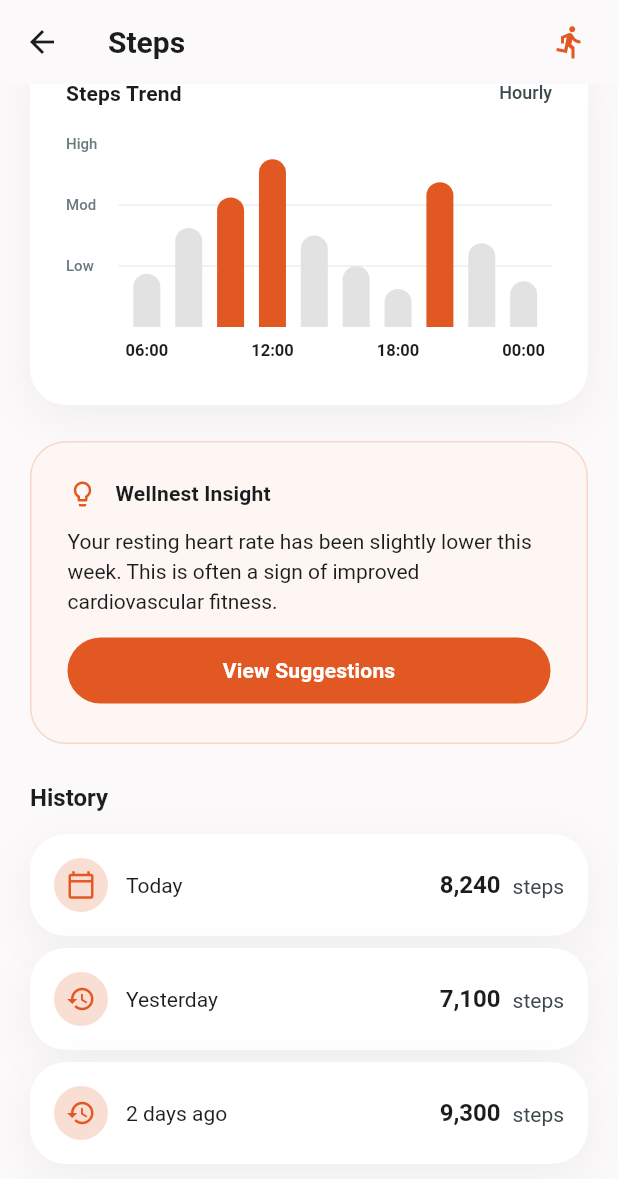
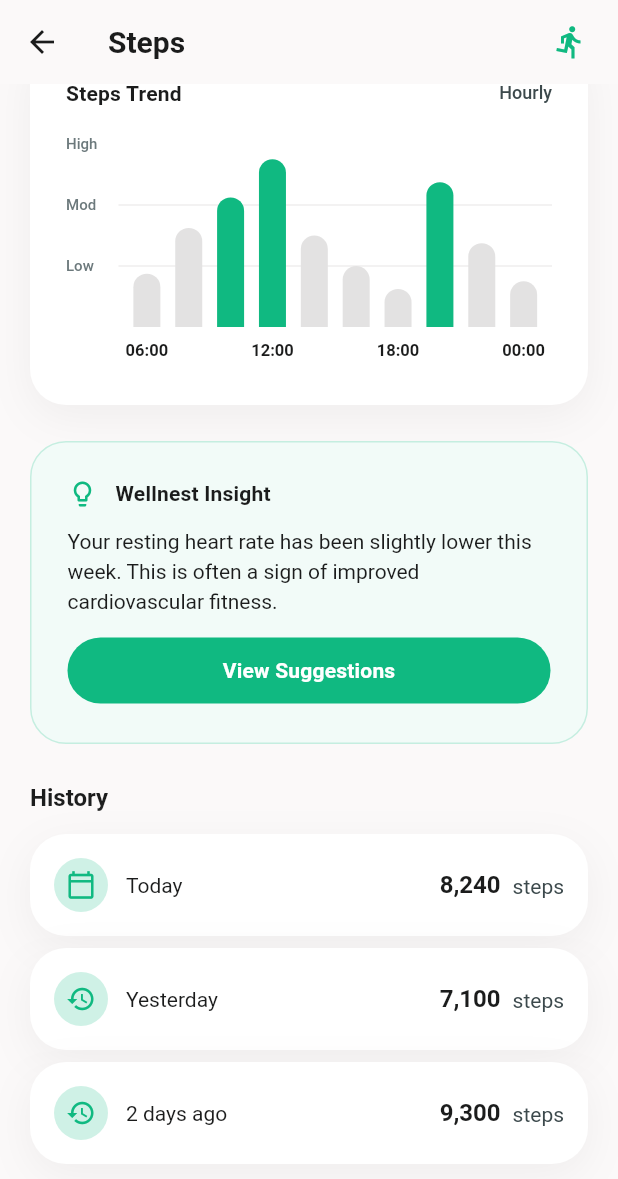
Before and after one commit to far555na/wellnest, a Flutter app: the screen it shows after launch, scrolled down 560 dp, on a phone screen of 412 x 824 dp. Shown: the top 1179 px of the screen. Run offline on Flutter 3.47's test engine with Material 3 defaults, Android fonts, the phone set to English and light mode, and no system bars; drawn by our look-alikes of fl_chart; our stand-ins replace cloud_firestore, firebase_core, flutter_riverpod, material_symbols_icons, permission_handler; missing offline and left inert: android_intent_plus, health; accounts and stored records are empty; Roboto replaces fonts that are missing (Be Vietnam Pro).

Commit message:
chore: run on mac and change theme

```diff
--- a/lib/theme/wellnest_color.dart
+++ b/lib/theme/wellnest_color.dart
@@ -68,8 +68,8 @@ class WellnestColors {
   static const Color onTertiaryFixedVariant = Color(0xFF3C4665);
 
   // Activity
-  static const Color activity = Color(0xFFE25822);
-  static const Color activitySurface = Color(0xFFFDF6F3);
+  static const Color activity = Color(0xFF10B981);
+  static const Color activitySurface = Color(0xFFF2FBF8);
   static final Color activityContainer = activity.withValues(alpha: 0.05);
   static final Color activityContainerHigh = activity.withValues(alpha: 0.10);
   static final Color activityContainerHighest = activity.withValues(
@@ -77,15 +77,15 @@ class WellnestColors {
   );
 
   // Heart
-  static const Color heart = Color(0xFFBA1A1A);
-  static const Color heartSurface = Color(0xFFFBF3F3);
+  static const Color heart = Color(0xFFF43F5E);
+  static const Color heartSurface = Color(0xFFFEF5F7);
   static final Color heartContainer = heart.withValues(alpha: 0.05);
   static final Color heartContainerHigh = heart.withValues(alpha: 0.10);
   static final Color heartContainerHighest = heart.withValues(alpha: 0.20);
 
   // Sleep
-  static const Color sleep = Color(0xFF535D7E);
-  static const Color sleepSurface = Color(0xFFF6F6F8);
+  static const Color sleep = Color(0xFF6366F1);
+  static const Color sleepSurface = Color(0xFFF7F7FE);
   static final Color sleepContainer = sleep.withValues(alpha: 0.05);
   static final Color sleepContainerHigh = sleep.withValues(alpha: 0.10);
   static final Color sleepContainerHighest = sleep.withValues(alpha: 0.20);
@@ -95,8 +95,8 @@ class WellnestColors {
   static final Color sleepAwake = sleep.withValues(alpha: 0.40);
 
   // Hydration
-  static const Color hydration = Color(0xFF0EB3C9);
-  static const Color hydrationSurface = Color(0xFFF2FBFC);
+  static const Color hydration = Color(0xFF0EA5E9);
+  static const Color hydrationSurface = Color(0xFFF2FAFE);
   static final Color hydrationContainer = hydration.withValues(alpha: 0.05);
   static final Color hydrationContainerHigh = hydration.withValues(alpha: 0.10);
   static final Color hydrationContainerHighest = hydration.withValues(
@@ -104,7 +104,7 @@ class WellnestColors {
   );
 
   // Body Measurements
-  static const Color measurement = Color(0xFF8B6E4E);
+  static const Color measurement = Color(0xFFA855F7);
   static const Color measurementSurface = Color(0xFFF9F7F6);
   static final Color measurementContainer = measurement.withValues(alpha: 0.05);
   static final Color measurementContainerHigh = measurement.withValues(
@@ -115,8 +115,8 @@ class WellnestColors {
   );
 
   // Vital Signs
-  static const Color vital = Color(0xFFAB274F);
-  static const Color vitalSurface = Color(0xFFFBF4F6);
+  static const Color vital = Color(0xFFF97316);
+  static const Color vitalSurface = Color(0xFFFFF8F3);
   static final Color vitalContainer = vital.withValues(alpha: 0.05);
   static final Color vitalContainerHigh = vital.withValues(alpha: 0.10);
   static final Color vitalContainerHighest = vital.withValues(alpha: 0.20);
```
Also changed, not shown: pubspec.lock, 6 other files.
